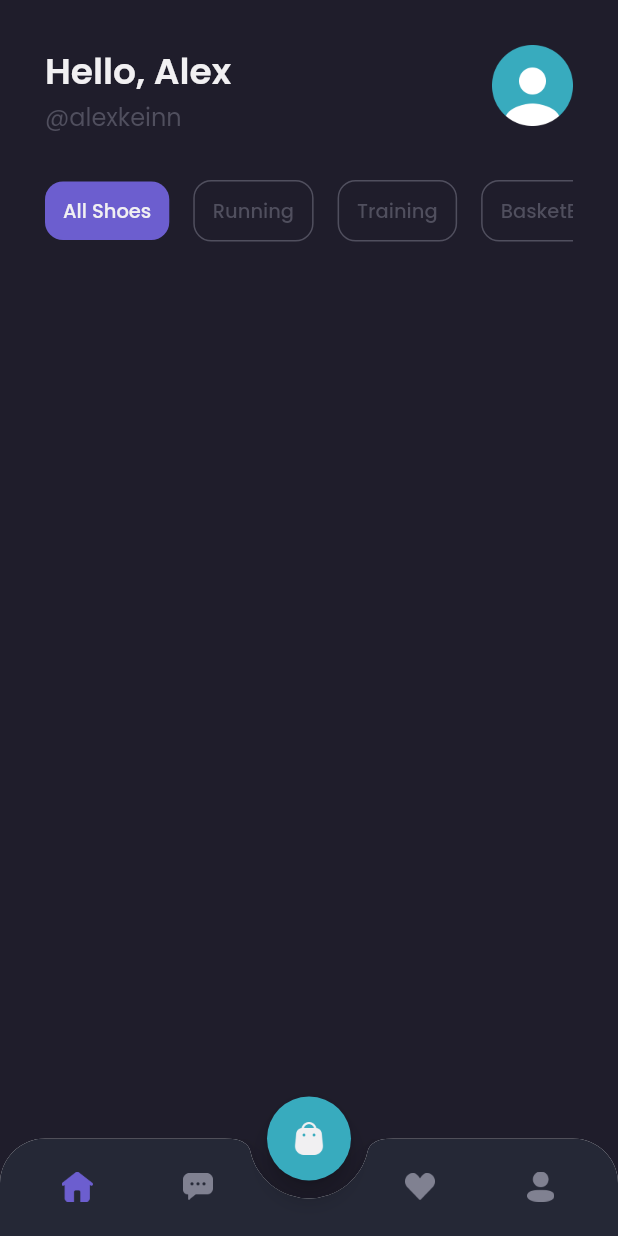
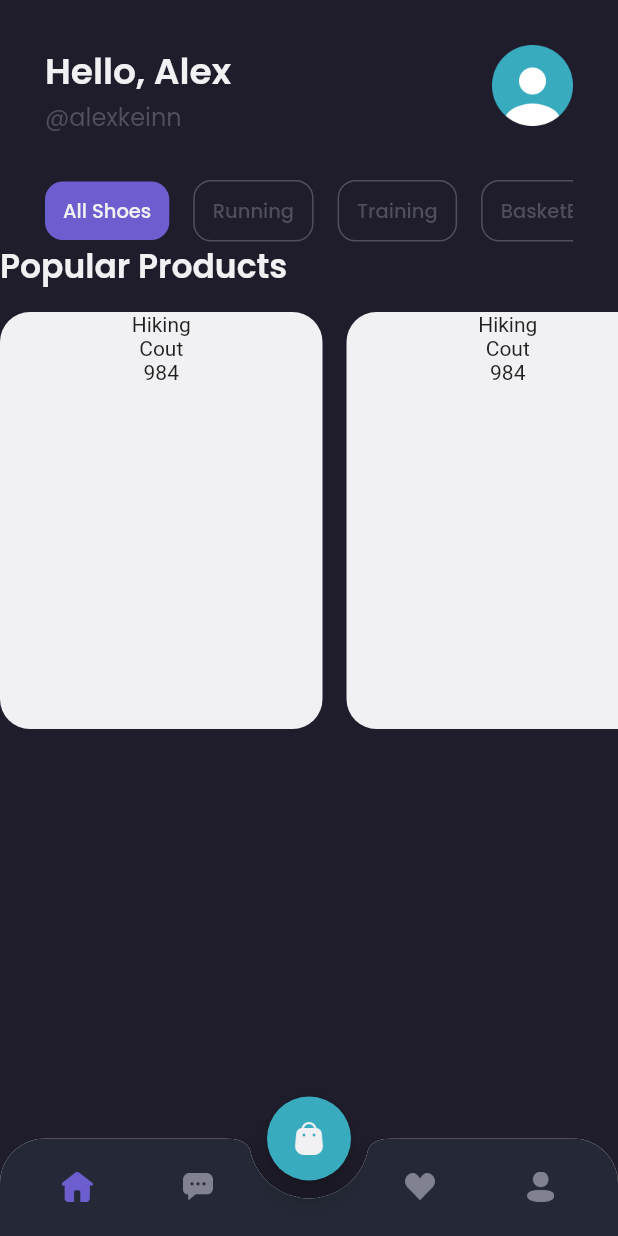
Before and after one commit to kevinrisqi/flutter-shamo, a Flutter app: the MainPage screen opened by its route, on a phone screen of 412 x 824 dp. Run offline on Flutter 3.47's test engine with Material 2 defaults, Android fonts, the phone set to English and light mode, and no system bars; our stand-ins replace google_fonts.

Commit message:
Stuck on popular product

```diff
--- a/lib/pages/home/home_page.dart
+++ b/lib/pages/home/home_page.dart
@@ -1,5 +1,6 @@
 import 'package:flutter/material.dart';
 import 'package:shamo_flutter/theme.dart';
+import 'package:shamo_flutter/widgets/product_card.dart';
 
 class HomePage extends StatelessWidget {
   const HomePage({Key? key}) : super(key: key);
@@ -9,7 +10,61 @@ class HomePage extends StatelessWidget {
     return ListView(
       children: [
         header(),
-        Container(
+        categories(),
+        popularProductTitle(),
+        popularProduct()
+      ],
+    );
+  }
+}
+
+class popularProduct extends StatelessWidget {
+  const popularProduct({
+    Key? key,
+  }) : super(key: key);
+
+  @override
+  Widget build(BuildContext context) {
+    return Container(
+      margin: EdgeInsets.only(top: 14),
+      child: SingleChildScrollView(
+        scrollDirection: Axis.horizontal,
+        child: Row(
+          children: [
+            ProductCard(),
+            ProductCard(),
+          ],
+        ),
+      ),
+    );
+  }
+}
+
+class popularProductTitle extends StatelessWidget {
+  const popularProductTitle({
+    Key? key,
+  }) : super(key: key);
+
+  @override
+  Widget build(BuildContext context) {
+    return Text(
+      'Popular Products',
+      style: primaryTextStyle.copyWith(
+        fontSize: 22,
+        fontWeight: semiBold,
+      ),
+    );
+  }
+}
+
+class categories extends StatelessWidget {
+  const categories({
+    Key? key,
+  }) : super(key: key);
+
+  @override
+  Widget build(BuildContext context) {
+    return Container(
       margin: EdgeInsets.symmetric(
         horizontal: defaultMargin,
       ),
@@ -114,8 +169,6 @@ class HomePage extends StatelessWidget {
           ],
         ),
       ),
-        )
-      ],
     );
   }
 }
@@ -136,11 +189,13 @@ class header extends StatelessWidget {
           Column(
             crossAxisAlignment: CrossAxisAlignment.start,
             children: [
-              Text(
+              Expanded(
+                child: Text(
                   'Hello, Alex',
                   style: primaryTextStyle.copyWith(
                     fontSize: 24,
                     fontWeight: semiBold,
+                  ),
                 ),
               ),
               Text(
--- /dev/null
+++ b/lib/widgets/product_card.dart
@@ -0,0 +1,27 @@
+import 'package:flutter/material.dart';
+import 'package:shamo_flutter/theme.dart';
+
+class ProductCard extends StatelessWidget {
+  const ProductCard({ Key? key }) : super(key: key);
+
+  @override
+  Widget build(BuildContext context) {
+    return Container(
+      width: 215,
+      height: 278,
+      margin: EdgeInsets.only(right: 16),
+      decoration: BoxDecoration(
+        borderRadius: BorderRadius.circular(20),
+        color: primaryColorText,
+
+      ),
+      child: Column(
+        children: [
+          Text('Hiking'),
+          Text('Cout'),
+          Text('984'),
+        ],
+      )
+    );
+  }
+}
```
Lines whose indentation alone changed are shown as unchanged.
